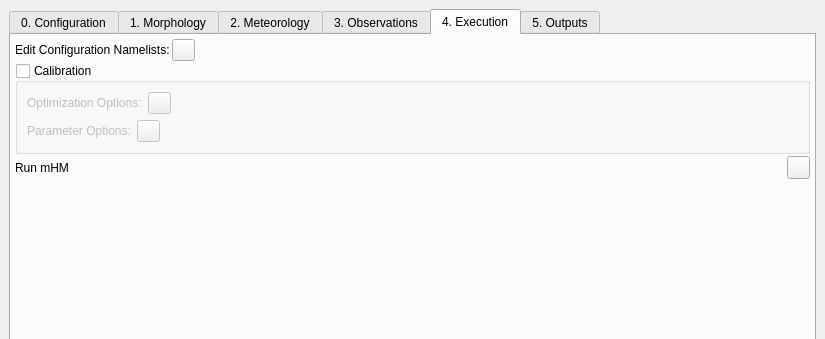
The window that src/mhm_qgis/qt/ui/forms/mhm_qgis_main.ui (mhm-ufz/mHM-QGIS) describes before a commit, drawn with Qt 5; both pictures show x 0 to 825 and y 0 to 339 of the 825 by 917 pixel window.
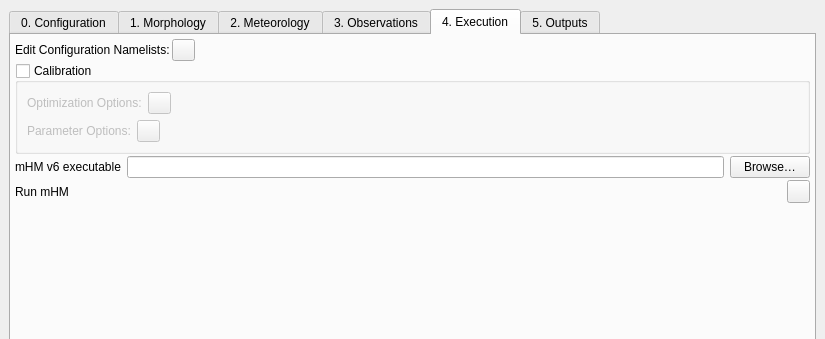
The same window after the commit. The open tabs and pages were chosen to show the change. Icons and pictures are not drawn. Custom widgets are drawn as their Qt base class.

Diff of the .ui file:
```diff
--- a/src/mhm_qgis/qt/ui/forms/mhm_qgis_main.ui
+++ b/src/mhm_qgis/qt/ui/forms/mhm_qgis_main.ui
@@ -2500,10 +2500,49 @@
            </layout>
           </item>
          </layout>
-        </widget>
-       </item>
-       <item>
-        <layout class="QHBoxLayout" name="horizontalLayout_run_mHM" stretch="0,0,0">
+       </widget>
+      </item>
+      <item>
+       <widget class="QWidget" name="widget_mHMV6Executable" native="true">
+        <layout class="QHBoxLayout" name="horizontalLayout_mHMV6Executable">
+         <property name="leftMargin">
+          <number>0</number>
+         </property>
+         <property name="topMargin">
+          <number>0</number>
+         </property>
+         <property name="rightMargin">
+          <number>0</number>
+         </property>
+         <property name="bottomMargin">
+          <number>0</number>
+         </property>
+         <item>
+          <widget class="QLabel" name="label_mHMExecutablePath">
+           <property name="text">
+            <string>mHM v6 executable</string>
+           </property>
+          </widget>
+         </item>
+         <item>
+          <widget class="QLineEdit" name="lineEdit_mHMExecutablePath">
+           <property name="readOnly">
+            <bool>true</bool>
+           </property>
+          </widget>
+         </item>
+         <item>
+          <widget class="QPushButton" name="pushButton_browseMHMExecutable">
+           <property name="text">
+            <string>Browse…</string>
+           </property>
+          </widget>
+         </item>
+        </layout>
+       </widget>
+      </item>
+      <item>
+       <layout class="QHBoxLayout" name="horizontalLayout_run_mHM" stretch="0,0,0">
          <item>
           <widget class="QLabel" name="label_run_mHM">
            <property name="minimumSize">
```
Left out of the diff: 98 changed lines with no effect on the pictures.
